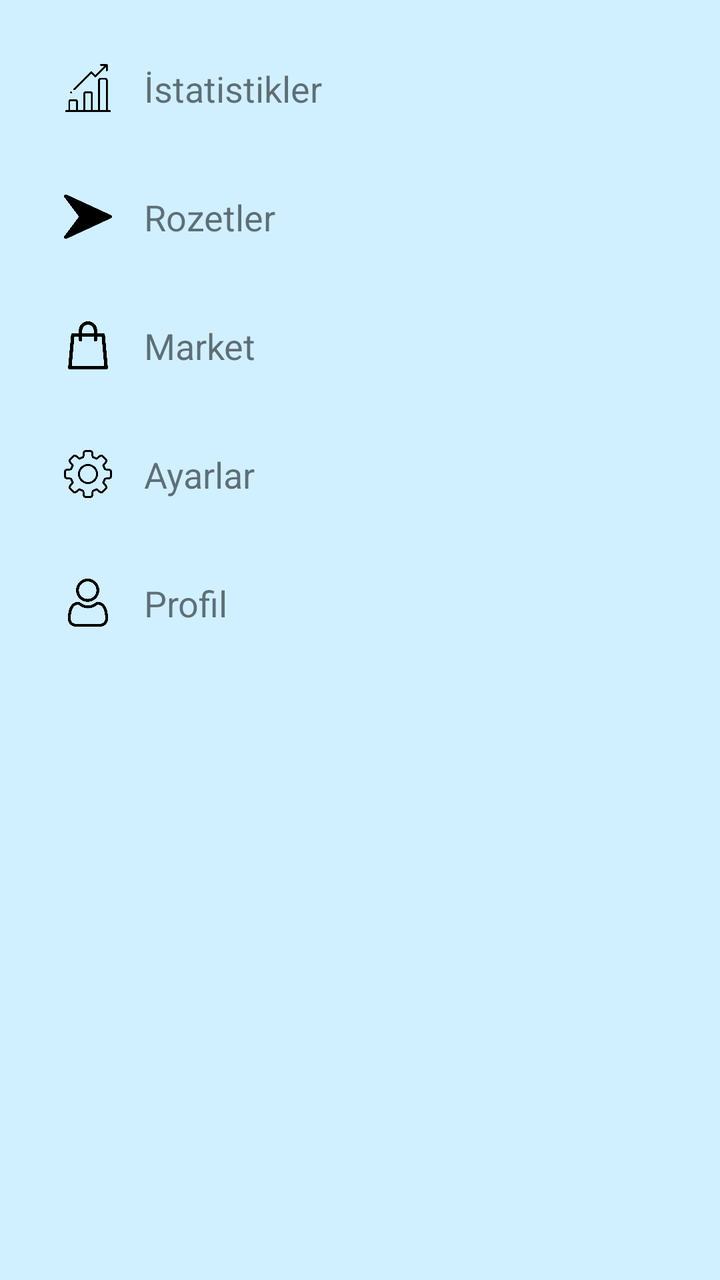
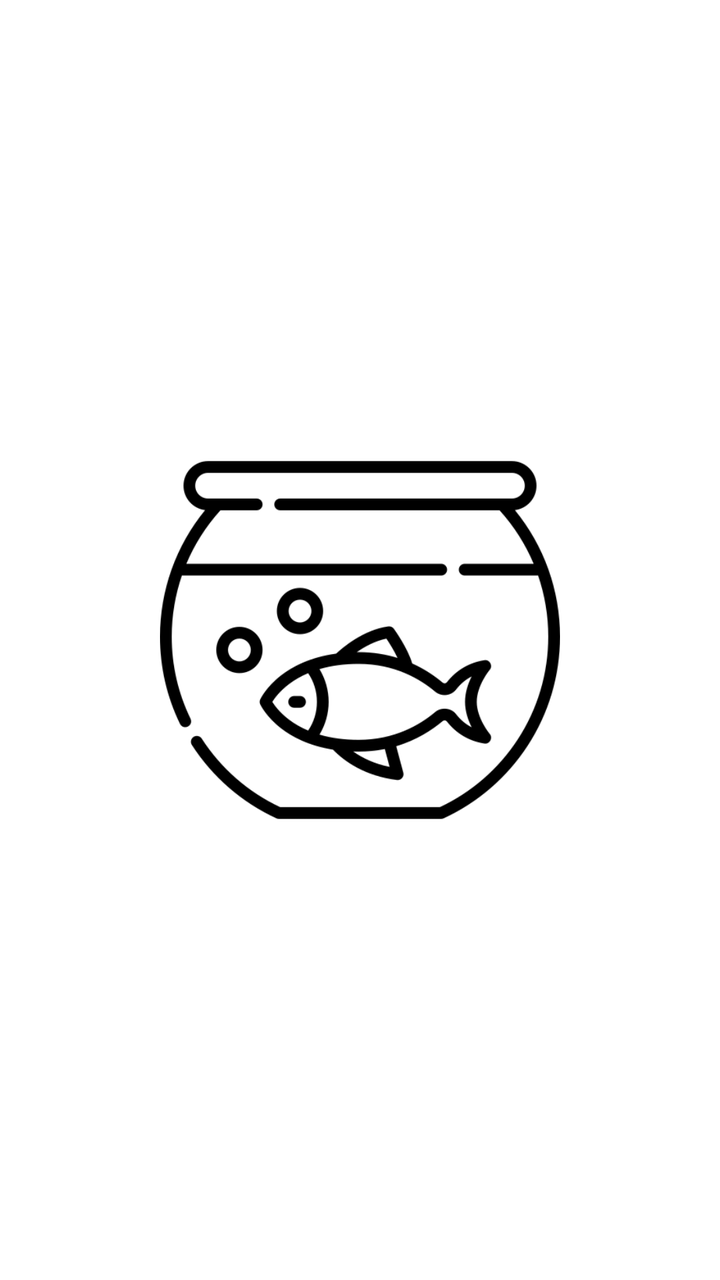

The first picture is an Android layout as it rendered before a commit; the second is the same layout after the commit. The layout source and the unified diff follow.
<!-- AndroidManifest.xml: application theme Theme.AppCompat.Light.NoActionBar -->
<!-- res/layout/activity_splash.xml -->
<?xml version="1.0" encoding="utf-8"?>
<LinearLayout xmlns:android="http://schemas.android.com/apk/res/android"
    android:layout_width="match_parent"
    android:layout_height="match_parent"
    android:orientation="vertical"
    android:background="@color/gereken_mavi"
    android:padding="16dp">

    
    <LinearLayout
        android:layout_width="match_parent"
        android:layout_height="wrap_content"
        android:orientation="horizontal"
        android:background="?android:attr/selectableItemBackground"
        android:padding="16dp"
        android:gravity="center_vertical">

        <ImageView
            android:layout_width="24dp"
            android:layout_height="24dp"
            android:src="@drawable/chart_icon"
            android:contentDescription="İstatistik ikon" />

        <TextView
            android:id="@+id/menuStatistics"
            android:layout_width="wrap_content"
            android:layout_height="wrap_content"
            android:text="İstatistikler"
            android:textSize="18sp"
            android:layout_marginStart="16dp" />
    </LinearLayout>

    
    <LinearLayout
        android:id="@+id/menuAchievements"
        android:layout_width="match_parent"
        android:layout_height="wrap_content"
        android:orientation="horizontal"
        android:background="?android:attr/selectableItemBackground"
        android:padding="16dp"
        android:layout_marginTop="8dp"
        android:gravity="center_vertical">

        <ImageView
            android:layout_width="24dp"
            android:layout_height="24dp"
            android:src="@drawable/icon_arrow"
            android:contentDescription="Rozet ikon" />

        <TextView
            android:id="@+id/menuRozet"
            android:layout_width="wrap_content"
            android:layout_height="wrap_content"
            android:text="Rozetler"
            android:textSize="18sp"
            android:layout_marginStart="16dp" />
    </LinearLayout>

    
    <LinearLayout
        android:layout_width="match_parent"
        android:layout_height="wrap_content"
        android:orientation="horizontal"
        android:background="?android:attr/selectableItemBackground"
        android:padding="16dp"
        android:layout_marginTop="8dp"
        android:gravity="center_vertical">

        <ImageView
            android:layout_width="24dp"
            android:layout_height="24dp"
            android:src="@drawable/store_icon"
            android:contentDescription="Market ikon" />

        <TextView
            android:id="@+id/menuShop"
            android:layout_width="wrap_content"
            android:layout_height="wrap_content"
            android:text="Market"
            android:textSize="18sp"
            android:layout_marginStart="16dp" />
    </LinearLayout>

    
    <LinearLayout
        android:layout_width="match_parent"
        android:layout_height="wrap_content"
        android:orientation="horizontal"
        android:background="?android:attr/selectableItemBackground"
        android:padding="16dp"
        android:layout_marginTop="8dp"
        android:gravity="center_vertical">

        <ImageView
            android:layout_width="24dp"
            android:layout_height="24dp"
            android:src="@drawable/settings_icon"
            android:contentDescription="Ayarlar ikon" />

        <TextView
            android:id="@+id/menuSettings"
            android:layout_width="wrap_content"
            android:layout_height="wrap_content"
            android:text="Ayarlar"
            android:textSize="18sp"
            android:layout_marginStart="16dp" />
    </LinearLayout>

    
    <LinearLayout
        android:layout_width="match_parent"
        android:layout_height="wrap_content"
        android:orientation="horizontal"
        android:background="?android:attr/selectableItemBackground"
        android:padding="16dp"
        android:layout_marginTop="8dp"
        android:gravity="center_vertical">

        <ImageView
            android:layout_width="24dp"
            android:layout_height="24dp"
            android:src="@drawable/user_icon"
            android:contentDescription="Profil ikon" />

        <TextView
            android:id="@+id/menuUser"
            android:layout_width="wrap_content"
            android:layout_height="wrap_content"
            android:text="Profil"
            android:textSize="18sp"
            android:layout_marginStart="16dp" />
    </LinearLayout>

</LinearLayout>
<!-- resources referenced by this layout -->
<resources>
  <color name="gereken_mavi">#D0F0FF</color>
  <!-- drawable chart_icon: png bitmap (drawable, 7469 bytes) -->
  <!-- drawable icon_arrow: png bitmap (drawable, 7573 bytes) -->
  <!-- drawable settings_icon: png bitmap (drawable, 19795 bytes) -->
  <!-- drawable store_icon: png bitmap (drawable, 5620 bytes) -->
  <!-- drawable user_icon: png bitmap (drawable, 16826 bytes) -->
</resources>

<!-- the commit's change to res/layout/activity_splash.xml (unified diff, before → after) -->
@@ -1,134 +1,13 @@
 <?xml version="1.0" encoding="utf-8"?>
-<LinearLayout xmlns:android="http://schemas.android.com/apk/res/android"
+<RelativeLayout xmlns:android="http://schemas.android.com/apk/res/android"
     android:layout_width="match_parent"
     android:layout_height="match_parent"
-    android:orientation="vertical"
-    android:background="@color/gereken_mavi"
-    android:padding="16dp">
+    android:background="#FFFFFF">
 
-    
-    <LinearLayout
-        android:layout_width="match_parent"
-        android:layout_height="wrap_content"
-        android:orientation="horizontal"
-        android:background="?android:attr/selectableItemBackground"
-        android:padding="16dp"
-        android:gravity="center_vertical">
-
-        <ImageView
-            android:layout_width="24dp"
-            android:layout_height="24dp"
-            android:src="@drawable/chart_icon"
-            android:contentDescription="İstatistik ikon" />
-
-        <TextView
-            android:id="@+id/menuStatistics"
-            android:layout_width="wrap_content"
-            android:layout_height="wrap_content"
-            android:text="İstatistikler"
-            android:textSize="18sp"
-            android:layout_marginStart="16dp" />
-    </LinearLayout>
-
-    
-    <LinearLayout
-        android:id="@+id/menuAchievements"
-        android:layout_width="match_parent"
-        android:layout_height="wrap_content"
-        android:orientation="horizontal"
-        android:background="?android:attr/selectableItemBackground"
-        android:padding="16dp"
-        android:layout_marginTop="8dp"
-        android:gravity="center_vertical">
-
-        <ImageView
-            android:layout_width="24dp"
-            android:layout_height="24dp"
-            android:src="@drawable/icon_arrow"
-            android:contentDescription="Rozet ikon" />
-
-        <TextView
-            android:id="@+id/menuRozet"
-            android:layout_width="wrap_content"
-            android:layout_height="wrap_content"
-            android:text="Rozetler"
-            android:textSize="18sp"
-            android:layout_marginStart="16dp" />
-    </LinearLayout>
-
-    
-    <LinearLayout
-        android:layout_width="match_parent"
-        android:layout_height="wrap_content"
-        android:orientation="horizontal"
-        android:background="?android:attr/selectableItemBackground"
-        android:padding="16dp"
-        android:layout_marginTop="8dp"
-        android:gravity="center_vertical">
-
-        <ImageView
-            android:layout_width="24dp"
-            android:layout_height="24dp"
-            android:src="@drawable/store_icon"
-            android:contentDescription="Market ikon" />
-
-        <TextView
-            android:id="@+id/menuShop"
-            android:layout_width="wrap_content"
-            android:layout_height="wrap_content"
-            android:text="Market"
-            android:textSize="18sp"
-            android:layout_marginStart="16dp" />
-    </LinearLayout>
-
-    
-    <LinearLayout
-        android:layout_width="match_parent"
-        android:layout_height="wrap_content"
-        android:orientation="horizontal"
-        android:background="?android:attr/selectableItemBackground"
-        android:padding="16dp"
-        android:layout_marginTop="8dp"
-        android:gravity="center_vertical">
-
-        <ImageView
-            android:layout_width="24dp"
-            android:layout_height="24dp"
-            android:src="@drawable/settings_icon"
-            android:contentDescription="Ayarlar ikon" />
-
-        <TextView
-            android:id="@+id/menuSettings"
-            android:layout_width="wrap_content"
-            android:layout_height="wrap_content"
-            android:text="Ayarlar"
-            android:textSize="18sp"
-            android:layout_marginStart="16dp" />
-    </LinearLayout>
-
-    
-    <LinearLayout
-        android:layout_width="match_parent"
-        android:layout_height="wrap_content"
-        android:orientation="horizontal"
-        android:background="?android:attr/selectableItemBackground"
-        android:padding="16dp"
-        android:layout_marginTop="8dp"
-        android:gravity="center_vertical">
-
-        <ImageView
-            android:layout_width="24dp"
-            android:layout_height="24dp"
-            android:src="@drawable/user_icon"
-            android:contentDescription="Profil ikon" />
-
-        <TextView
-            android:id="@+id/menuUser"
-            android:layout_width="wrap_content"
-            android:layout_height="wrap_content"
-            android:text="Profil"
-            android:textSize="18sp"
-            android:layout_marginStart="16dp" />
-    </LinearLayout>
-
-</LinearLayout>
+    <ImageView
+        android:id="@+id/logoImage"
+        android:layout_width="200dp"
+        android:layout_height="200dp"
+        android:src="@drawable/bos_akvaryum_icon"
+        android:layout_centerInParent="true" />
+</RelativeLayout>
<!-- resource entries referenced after the edit -->
@@ -1,10 +1,5 @@
 <!-- resources referenced by this layout -->
 <resources>
-  <color name="gereken_mavi">#D0F0FF</color>
-  <!-- drawable chart_icon: png bitmap (drawable, 7469 bytes) -->
-  <!-- drawable icon_arrow: png bitmap (drawable, 7573 bytes) -->
-  <!-- drawable settings_icon: png bitmap (drawable, 19795 bytes) -->
-  <!-- drawable store_icon: png bitmap (drawable, 5620 bytes) -->
-  <!-- drawable user_icon: png bitmap (drawable, 16826 bytes) -->
+  <!-- drawable bos_akvaryum_icon: png bitmap (drawable, 20297 bytes) -->
 </resources>
 
